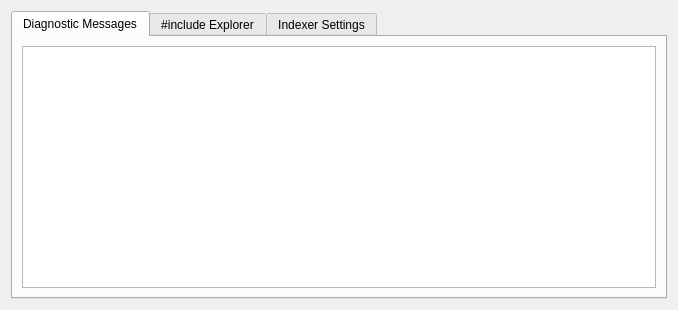
First picture: the form in src/plugin_tool_view.ui, repository zaufi/kate-cpp-helper-plugin, before the edit.
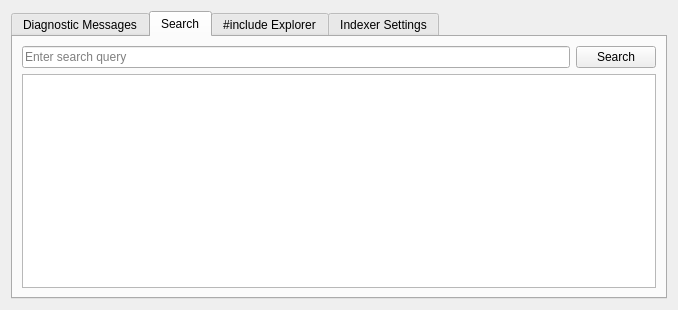
Second picture: the form after the edit. The open tabs and pages were chosen to show the change. Custom widgets are drawn as their Qt base class.

Patch:
```diff
--- a/src/plugin_tool_view.ui
+++ b/src/plugin_tool_view.ui
@@ -37,6 +37,34 @@
        </item>
       </layout>
      </widget>
+     <widget class="QWidget" name="searchTab">
+      <attribute name="title">
+       <string>Search</string>
+      </attribute>
+      <layout class="QVBoxLayout" name="vl_4_1">
+       <item>
+        <layout class="QHBoxLayout" name="hl_0_1">
+         <item>
+          <widget class="KLineEdit" name="searchQuery">
+           <property name="placeholderText">
+            <string>Enter search query</string>
+           </property>
+          </widget>
+         </item>
+         <item>
+          <widget class="KPushButton" name="search">
+           <property name="text">
+            <string>Search</string>
+           </property>
+          </widget>
+         </item>
+        </layout>
+       </item>
+       <item>
+        <widget class="QTableView" name="searchResults"/>
+       </item>
+      </layout>
+     </widget>
      <widget class="QWidget" name="includes">
       <attribute name="title">
        <string>#include Explorer</string>
```
